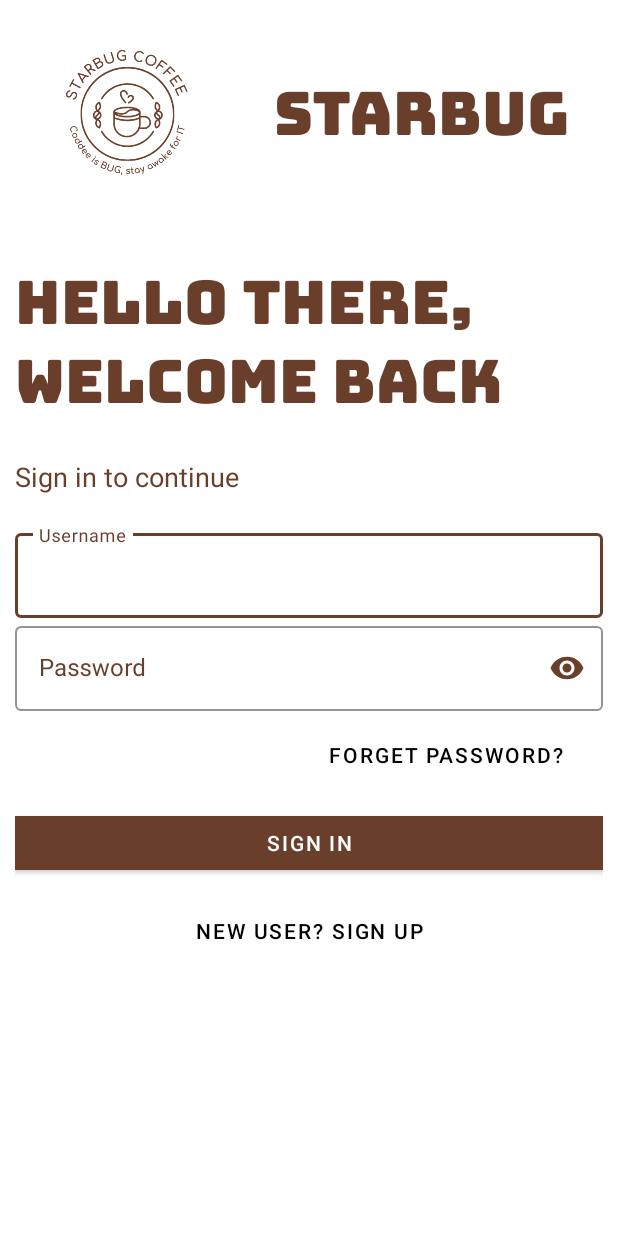
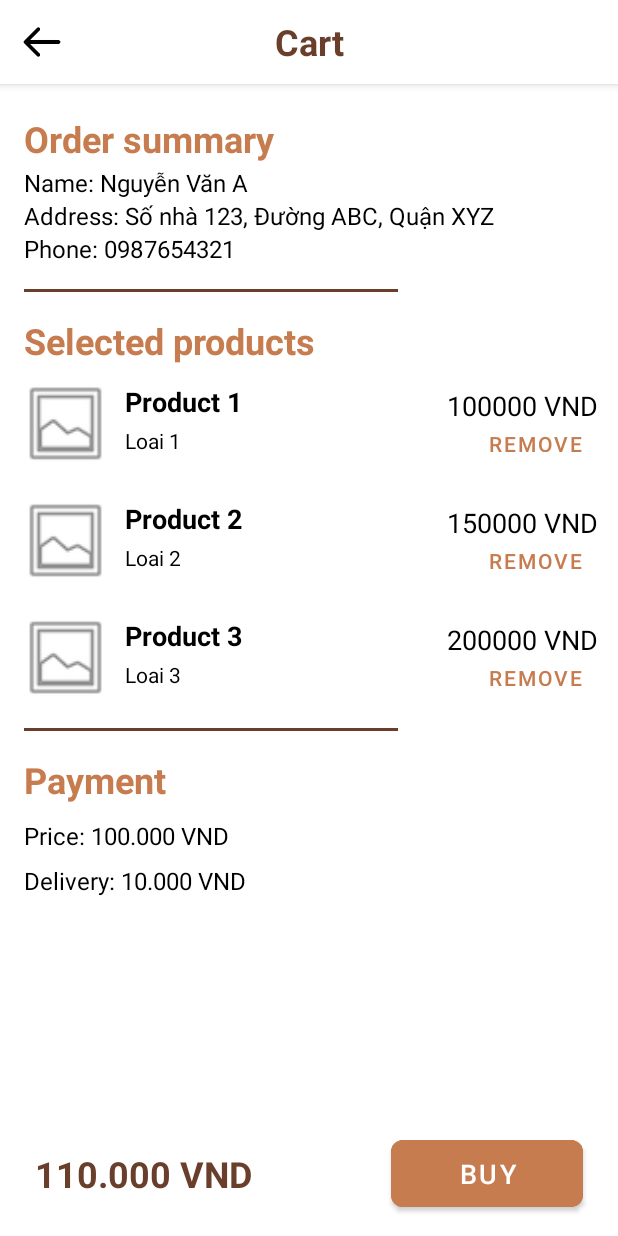
Before and after one commit to tmQu/StarBug-kotlin, an Android app: the screen it shows after launch (LoginActivity before the commit, CartActivity after it), on a phone screen of 412 x 824 dp. Run offline under Robolectric (Android 15) with nearby library versions, the phone set to English and light mode, and no system bars; Roboto replaces fonts that are not available here.

Commit message:
Sang - done Cart

```diff
--- a/app/src/main/AndroidManifest.xml
+++ b/app/src/main/AndroidManifest.xml
@@ -2,8 +2,8 @@
 <manifest xmlns:android="http://schemas.android.com/apk/res/android"
     xmlns:tools="http://schemas.android.com/tools">
 
+    <uses-permission android:name="android.permission.INTERNET" />
 
-    <uses-permission android:name="android.permission.INTERNET"/>
     <application
         android:allowBackup="true"
         android:dataExtractionRules="@xml/data_extraction_rules"
@@ -20,6 +20,9 @@
         <activity
             android:name=".HomeActivity"
             android:exported="false" />
+        <activity
+            android:name=".CartActivity"
+            android:exported="false"/>
         <activity
             android:name=".authentication.ForgetPasswordActivity"
             android:exported="false" />
--- /dev/null
+++ b/app/src/main/java/intech/co/starbug/CartActivity.kt
@@ -0,0 +1,30 @@
+package intech.co.starbug
+
+import CartAdapter
+import android.os.Bundle
+import androidx.appcompat.app.AppCompatActivity
+import androidx.recyclerview.widget.LinearLayoutManager
+import androidx.recyclerview.widget.RecyclerView
+import intech.co.starbug.databinding.ActivityCartBinding
+import intech.co.starbug.model.ProductModel
+
+class CartActivity : AppCompatActivity() {
+
+    private lateinit var cartAdapter: CartAdapter
+
+    override fun onCreate(savedInstanceState: Bundle?) {
+        super.onCreate(savedInstanceState)
+        setContentView(R.layout.activity_cart)
+
+        val productList = listOf(
+            ProductModel(name = "Product 1", category = "Loai 1", img = listOf(""), price = 100000, ),
+            ProductModel(name = "Product 2", category = "Loai 2", img = listOf(""), price = 150000),
+            ProductModel(name = "Product 3", category = "Loai 3", img = listOf(""), price = 200000)
+        )
+
+        val recyclerView = findViewById<RecyclerView>(R.id.recyclerProductsView)
+        cartAdapter = CartAdapter(productList)
+        recyclerView.adapter = cartAdapter
+        recyclerView.layoutManager = LinearLayoutManager(this)
+    }
+}
--- a/app/src/main/java/intech/co/starbug/MainActivity.kt
+++ b/app/src/main/java/intech/co/starbug/MainActivity.kt
@@ -12,6 +12,7 @@ import android.widget.TextView
 import android.util.Pair
 import android.view.View
 import intech.co.starbug.authentication.LoginActivity
+
 
 class MainActivity : AppCompatActivity() {
 
@@ -41,7 +42,8 @@ class MainActivity : AppCompatActivity() {
         companyTV.setAnimation(bottomAnim);
 
         Handler().postDelayed({
-            val intent = Intent(this, LoginActivity::class.java)
+//            val intent = Intent(this, LoginActivity::class.java)
+            val intent = Intent(this, CartActivity::class.java)
             val pairs = arrayOf<Pair<View, String>>(
                 Pair(image, "logo_image"),
                 Pair(logoTV, "brand_text"),
--- /dev/null
+++ b/app/src/main/java/intech/co/starbug/adapter/CartAdapter.kt
@@ -0,0 +1,43 @@
+import android.util.Log
+import android.view.LayoutInflater
+import android.view.View
+import android.view.ViewGroup
+import android.widget.ImageView
+import android.widget.TextView
+import androidx.recyclerview.widget.RecyclerView
+import coil.load
+import intech.co.starbug.R
+import intech.co.starbug.model.ProductModel
+
+class CartAdapter(private val productList: List<ProductModel>) :
+    RecyclerView.Adapter<CartAdapter.CartViewHolder>() {
+
+    inner class CartViewHolder(itemView: View) : RecyclerView.ViewHolder(itemView) {
+        val productNameTextView: TextView = itemView.findViewById(R.id.productNameTextView)
+        val productImageView: ImageView = itemView.findViewById(R.id.productImageView)
+        val productCategoryTextView: TextView = itemView.findViewById(R.id.productCategoryTextView)
+        val productPriceTextView: TextView = itemView.findViewById(R.id.productPriceTextView)
+    }
+
+    override fun onCreateViewHolder(parent: ViewGroup, viewType: Int): CartViewHolder {
+        val context = parent.context
+        val inflater = LayoutInflater.from(context)
+        val cartView = inflater.inflate(R.layout.cart_item, parent, false)
+        return CartViewHolder(cartView)
+    }
+
+    override fun getItemCount(): Int {
+        return productList.size
+    }
+
+    override fun onBindViewHolder(holder: CartViewHolder, position: Int) {
+        val currentItem = productList[position]
+
+        holder.productNameTextView.text = currentItem.name
+//        holder.productImageView.load(currentItem.img[0]) {
+//
+//        }
+        holder.productCategoryTextView.text = currentItem.category
+        "${currentItem.price} VND".also { holder.productPriceTextView.text = it }
+    }
+}
--- /dev/null
+++ b/app/src/main/res/layout/activity_cart.xml
@@ -0,0 +1,186 @@
+<?xml version="1.0" encoding="utf-8"?>
+<RelativeLayout xmlns:android="http://schemas.android.com/apk/res/android"
+    xmlns:app="http://schemas.android.com/apk/res-auto"
+    xmlns:tools="http://schemas.android.com/tools"
+    android:layout_width="match_parent"
+    android:layout_height="match_parent"
+    android:fitsSystemWindows="true"
+    tools:context=".CartActivity">
+
+    <com.google.android.material.appbar.AppBarLayout
+        android:layout_width="match_parent"
+        android:layout_height="wrap_content"
+        android:fitsSystemWindows="true"
+        android:background="@color/white"
+        >
+
+        <com.google.android.material.appbar.MaterialToolbar
+            android:id="@+id/toolbar"
+            android:layout_width="match_parent"
+            android:layout_height="?attr/actionBarSize"
+            app:navigationIcon="@drawable/arrow"
+            app:contentInsetStart="0dp"
+            android:background="@color/white"
+            app:contentInsetStartWithNavigation="0dp">
+
+            <TextView
+                android:id="@+id/toolbar_title"
+                android:layout_width="wrap_content"
+                android:layout_height="wrap_content"
+                android:text="Cart"
+                android:textColor="@color/colorPrimary"
+                android:textSize="24sp"
+                android:textStyle="bold"
+                android:layout_gravity="center"/>
+
+        </com.google.android.material.appbar.MaterialToolbar>
+
+    </com.google.android.material.appbar.AppBarLayout>
+
+    <LinearLayout
+        android:layout_width="match_parent"
+        android:layout_height="wrap_content"
+        android:orientation="vertical"
+        android:layout_gravity="top"
+        android:layout_marginTop="60dp">
+
+        <TextView
+            android:id="@+id/address_title"
+            android:layout_width="wrap_content"
+            android:layout_height="wrap_content"
+            android:text="Order summary"
+            android:textSize="24sp"
+            android:textColor="@color/colorSecondPrimary"
+            android:textStyle="bold"
+            android:layout_marginTop="16dp"
+            android:layout_marginStart="16dp"/>
+
+        <TextView
+            android:id="@+id/text_name"
+            android:layout_width="wrap_content"
+            android:layout_height="wrap_content"
+            android:text="Name: Nguyễn Văn A"
+            android:textSize="16sp"
+            android:textColor="@android:color/black"
+            android:layout_marginTop="2dp"
+            android:layout_marginStart="16dp"/>
+
+        <TextView
+            android:id="@+id/text_address"
+            android:layout_width="wrap_content"
+            android:layout_height="wrap_content"
+            android:text="Address: Số nhà 123, Đường ABC, Quận XYZ"
+            android:textSize="16sp"
+            android:textColor="@android:color/black"
+            android:layout_marginStart="16dp"/>
+
+        <TextView
+            android:id="@+id/text_phone"
+            android:layout_width="wrap_content"
+            android:layout_height="wrap_content"
+            android:text="Phone: 0987654321"
+            android:textSize="16sp"
+            android:textColor="@android:color/black"
+            android:layout_marginStart="16dp"
+            android:layout_marginBottom="16dp"/>
+
+        <View
+            android:layout_width="249dp"
+            android:layout_height="2dp"
+            android:layout_marginStart="16dp"
+            android:layout_marginEnd="16dp"
+            android:background="@color/colorPrimary" />
+
+        <TextView
+            android:id="@+id/products_title"
+            android:layout_width="wrap_content"
+            android:layout_height="wrap_content"
+            android:text="Selected products"
+            android:textSize="24sp"
+            android:textColor="@color/colorSecondPrimary"
+            android:textStyle="bold"
+            android:layout_marginTop="16dp"
+            android:layout_marginStart="16dp"/>
+
+        <androidx.recyclerview.widget.RecyclerView
+            android:id="@+id/recyclerProductsView"
+            android:layout_width="match_parent"
+            android:layout_height="match_parent"
+            app:layout_constraintBottom_toBottomOf="parent"
+            app:layout_constraintEnd_toEndOf="parent"
+            app:layout_constraintStart_toStartOf="parent"/>
+
+        <View
+            android:layout_width="249dp"
+            android:layout_height="2dp"
+            android:layout_marginTop="8dp"
+            android:layout_marginStart="16dp"
+            android:layout_marginEnd="16dp"
+            android:background="@color/colorPrimary" />
+
+        <TextView
+            android:id="@+id/payment_title"
+            android:layout_width="wrap_content"
+            android:layout_height="wrap_content"
+            android:text="Payment"
+            android:textSize="24sp"
+            android:textColor="@color/colorSecondPrimary"
+            android:textStyle="bold"
+            android:layout_marginTop="16dp"
+            android:layout_marginStart="16dp"/>
+
+        <TextView
+            android:id="@+id/price"
+            android:layout_width="wrap_content"
+            android:layout_height="wrap_content"
+            android:text="Price: 100.000 VND"
+            android:textSize="16sp"
+            android:textColor="@android:color/black"
+            android:layout_marginTop="10dp"
+            android:layout_marginStart="16dp"
+            android:layout_marginBottom="4dp"/>
+
+        <TextView
+            android:id="@+id/delivery"
+            android:layout_width="wrap_content"
+            android:layout_height="wrap_content"
+            android:layout_marginStart="16dp"
+            android:layout_marginTop="4dp"
+            android:layout_marginBottom="16dp"
+            android:text="Delivery: 10.000 VND"
+            android:textColor="@android:color/black"
+            android:textSize="16sp" />
+
+    </LinearLayout>
+
+
+    <TextView
+        android:id="@+id/total_price"
+        android:layout_width="wrap_content"
+        android:layout_height="wrap_content"
+        android:layout_alignParentStart="true"
+        android:layout_alignParentBottom="true"
+        android:layout_marginStart="23dp"
+        android:layout_marginTop="16dp"
+        android:layout_marginBottom="25dp"
+        android:text="110.000 VND"
+        android:textColor="@color/colorPrimary"
+        android:textSize="24sp"
+        android:textStyle="bold" />
+
+    <Button
+        android:id="@+id/btn_buy"
+        android:layout_width="128dp"
+        android:layout_height="wrap_content"
+        android:layout_alignParentEnd="true"
+        android:layout_alignParentBottom="true"
+        android:layout_marginEnd="23dp"
+        android:layout_marginBottom="13dp"
+        android:backgroundTint="@color/colorSecondPrimary"
+        android:padding="10dp"
+        android:text="Buy"
+        android:textColor="@android:color/white"
+        android:textSize="18sp"
+        app:cornerRadius="8dp" />
+
+</RelativeLayout>
--- /dev/null
+++ b/app/src/main/res/layout/cart_item.xml
@@ -0,0 +1,76 @@
+<?xml version="1.0" encoding="utf-8"?>
+<androidx.constraintlayout.widget.ConstraintLayout xmlns:android="http://schemas.android.com/apk/res/android"
+    xmlns:app="http://schemas.android.com/apk/res-auto"
+    xmlns:tools="http://schemas.android.com/tools"
+    android:layout_width="match_parent"
+    android:layout_height="wrap_content"
+    android:orientation="horizontal"
+    android:padding="8dp">
+
+    <ImageView
+        android:id="@+id/productImageView"
+        android:layout_width="63dp"
+        android:layout_height="62dp"
+        android:layout_marginStart="4dp"
+        android:scaleType="centerCrop"
+        android:src="@android:drawable/ic_menu_gallery"
+        app:layout_constraintBottom_toBottomOf="parent"
+        app:layout_constraintStart_toStartOf="parent"
+        app:layout_constraintTop_toTopOf="parent"
+        app:layout_constraintVertical_bias="0.0" />
+
+    <TextView
+        android:id="@+id/productNameTextView"
+        android:layout_width="178dp"
+        android:layout_height="21dp"
+        android:layout_marginStart="8dp"
+        android:layout_marginBottom="4dp"
+        android:textColor="@android:color/black"
+        android:textSize="18sp"
+        android:textStyle="bold"
+        app:layout_constraintBottom_toTopOf="@+id/productCategoryTextView"
+        app:layout_constraintStart_toEndOf="@+id/productImageView"
+        app:layout_constraintTop_toTopOf="parent"
+        tools:text="Product Name" />
+
+    <TextView
+        android:id="@+id/productCategoryTextView"
+        android:layout_width="165dp"
+        android:layout_height="21dp"
+        android:layout_marginStart="8dp"
+        android:layout_marginBottom="8dp"
+        android:textColor="@android:color/black"
+        android:textSize="14sp"
+        app:layout_constraintBottom_toBottomOf="parent"
+        app:layout_constraintStart_toEndOf="@+id/productImageView"
+        tools:text="Product Category" />
+
+    <TextView
+        android:id="@+id/productPriceTextView"
+        android:layout_width="106dp"
+        android:layout_height="22dp"
+        android:textColor="@android:color/black"
+        android:textSize="18sp"
+        app:layout_constraintBottom_toBottomOf="parent"
+        app:layout_constraintEnd_toEndOf="parent"
+        app:layout_constraintHorizontal_bias="1.0"
+        app:layout_constraintStart_toEndOf="@id/productCategoryTextView"
+        app:layout_constraintTop_toTopOf="parent"
+        app:layout_constraintVertical_bias="0.173"
+        tools:text="Product Price" />
+
+    <Button
+        android:id="@+id/removeButton"
+        android:layout_width="94dp"
+        android:layout_height="27dp"
+        android:layout_marginTop="0dp"
+        android:background="#00000000"
+        android:padding="0dp"
+        android:text="Remove"
+        android:textColor="@color/colorSecondPrimary"
+        app:layout_constraintBottom_toBottomOf="parent"
+        app:layout_constraintEnd_toEndOf="parent"
+        app:layout_constraintTop_toBottomOf="@+id/productPriceTextView"
+        app:layout_constraintVertical_bias="0.0" />
+
+</androidx.constraintlayout.widget.ConstraintLayout>
--- /dev/null
+++ b/app/src/main/res/navigation/nav_graph.xml
@@ -0,0 +1,28 @@
+<?xml version="1.0" encoding="utf-8"?>
+<navigation xmlns:android="http://schemas.android.com/apk/res/android"
+    xmlns:app="http://schemas.android.com/apk/res-auto"
+    xmlns:tools="http://schemas.android.com/tools"
+    android:id="@+id/nav_graph"
+    app:startDestination="@id/FirstFragment">
+
+    <fragment
+        android:id="@+id/FirstFragment"
+        android:name="intech.co.starbug.FirstFragment"
+        android:label="@string/first_fragment_label"
+        tools:layout="@layout/fragment_first">
+
+        <action
+            android:id="@+id/action_FirstFragment_to_SecondFragment"
+            app:destination="@id/SecondFragment" />
+    </fragment>
+    <fragment
+        android:id="@+id/SecondFragment"
+        android:name="intech.co.starbug.SecondFragment"
+        android:label="@string/second_fragment_label"
+        tools:layout="@layout/fragment_second">
+
+        <action
+            android:id="@+id/action_SecondFragment_to_FirstFragment"
+            app:destination="@id/FirstFragment" />
+    </fragment>
+</navigation>
--- /dev/null
+++ b/app/src/main/res/values-land/dimens.xml
@@ -0,0 +1,3 @@
+<resources>
+    <dimen name="fab_margin">48dp</dimen>
+</resources>
--- /dev/null
+++ b/app/src/main/res/values-v23/themes.xml
@@ -0,0 +1,9 @@
+<resources xmlns:tools="http://schemas.android.com/tools">
+
+    <style name="Theme.StarBug" parent="Base.Theme.StarBug">
+        <!-- Transparent system bars for edge-to-edge. -->
+        <item name="android:navigationBarColor">@android:color/transparent</item>
+        <item name="android:statusBarColor">@android:color/transparent</item>
+        <item name="android:windowLightStatusBar">?attr/isLightTheme</item>
+    </style>
+</resources>
--- /dev/null
+++ b/app/src/main/res/values-w1240dp/dimens.xml
@@ -0,0 +1,3 @@
+<resources>
+    <dimen name="fab_margin">200dp</dimen>
+</resources>
--- /dev/null
+++ b/app/src/main/res/values-w600dp/dimens.xml
@@ -0,0 +1,3 @@
+<resources>
+    <dimen name="fab_margin">48dp</dimen>
+</resources>
--- /dev/null
+++ b/app/src/main/res/values/dimens.xml
@@ -0,0 +1,3 @@
+<resources>
+    <dimen name="fab_margin">16dp</dimen>
+</resources>
--- a/app/src/main/res/values/strings.xml
+++ b/app/src/main/res/values/strings.xml
@@ -23,4 +23,47 @@
     <string name="forget_password_1">Forget Password</string>
     <string name="verify_email_to_reset_password">Verify email to reset password</string>
     <string name="email_1">Email</string>
+    <string name="title_activity_cart">CartActivity</string>
+    <!-- Strings used for fragments for navigation -->
+    <string name="first_fragment_label">First Fragment</string>
+    <string name="second_fragment_label">Second Fragment</string>
+    <string name="next">Next</string>
+    <string name="previous">Previous</string>
+
+    <string name="lorem_ipsum">
+        Lorem ipsum dolor sit amet, consectetur adipiscing elit. Nam in scelerisque sem. Mauris
+        volutpat, dolor id interdum ullamcorper, risus dolor egestas lectus, sit amet mattis purus
+        dui nec risus. Maecenas non sodales nisi, vel dictum dolor. Class aptent taciti sociosqu ad
+        litora torquent per conubia nostra, per inceptos himenaeos. Suspendisse blandit eleifend
+        diam, vel rutrum tellus vulputate quis. Aliquam eget libero aliquet, imperdiet nisl a,
+        ornare ex. Sed rhoncus est ut libero porta lobortis. Fusce in dictum tellus.\n\n
+        Suspendisse interdum ornare ante. Aliquam nec cursus lorem. Morbi id magna felis. Vivamus
+        egestas, est a condimentum egestas, turpis nisl iaculis ipsum, in dictum tellus dolor sed
+        neque. Morbi tellus erat, dapibus ut sem a, iaculis tincidunt dui. Interdum et malesuada
+        fames ac ante ipsum primis in faucibus. Curabitur et eros porttitor, ultricies urna vitae,
+        molestie nibh. Phasellus at commodo eros, non aliquet metus. Sed maximus nisl nec dolor
+        bibendum, vel congue leo egestas.\n\n
+        Sed interdum tortor nibh, in sagittis risus mollis quis. Curabitur mi odio, condimentum sit
+        amet auctor at, mollis non turpis. Nullam pretium libero vestibulum, finibus orci vel,
+        molestie quam. Fusce blandit tincidunt nulla, quis sollicitudin libero facilisis et. Integer
+        interdum nunc ligula, et fermentum metus hendrerit id. Vestibulum lectus felis, dictum at
+        lacinia sit amet, tristique id quam. Cras eu consequat dui. Suspendisse sodales nunc ligula,
+        in lobortis sem porta sed. Integer id ultrices magna, in luctus elit. Sed a pellentesque
+        est.\n\n
+        Aenean nunc velit, lacinia sed dolor sed, ultrices viverra nulla. Etiam a venenatis nibh.
+        Morbi laoreet, tortor sed facilisis varius, nibh orci rhoncus nulla, id elementum leo dui
+        non lorem. Nam mollis ipsum quis auctor varius. Quisque elementum eu libero sed commodo. In
+        eros nisl, imperdiet vel imperdiet et, scelerisque a mauris. Pellentesque varius ex nunc,
+        quis imperdiet eros placerat ac. Duis finibus orci et est auctor tincidunt. Sed non viverra
+        ipsum. Nunc quis augue egestas, cursus lorem at, molestie sem. Morbi a consectetur ipsum, a
+        placerat diam. Etiam vulputate dignissim convallis. Integer faucibus mauris sit amet finibus
+        convallis.\n\n
+        Phasellus in aliquet mi. Pellentesque habitant morbi tristique senectus et netus et
+        malesuada fames ac turpis egestas. In volutpat arcu ut felis sagittis, in finibus massa
+        gravida. Pellentesque id tellus orci. Integer dictum, lorem sed efficitur ullamcorper,
+        libero justo consectetur ipsum, in mollis nisl ex sed nisl. Donec maximus ullamcorper
+        sodales. Praesent bibendum rhoncus tellus nec feugiat. In a ornare nulla. Donec rhoncus
+        libero vel nunc consequat, quis tincidunt nisl eleifend. Cras bibendum enim a justo luctus
+        vestibulum. Fusce dictum libero quis erat maximus, vitae volutpat diam dignissim.
+    </string>
 </resources>
```
Also changed, not shown: app/build.gradle.kts (+9 -0 lines).
